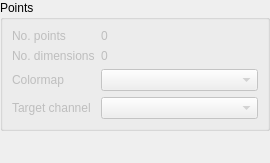
Old version of the form src/PointsLayerWidget.ui in the repository ManiVaultStudio/ImageViewerPlugin.
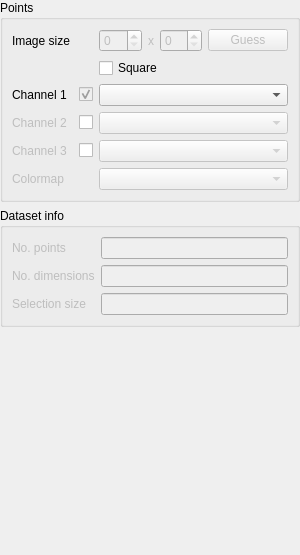
New version of the form.

Commit message: Work on points layer gui

Patch:
```diff
--- a/src/PointsLayerWidget.ui
+++ b/src/PointsLayerWidget.ui
@@ -9,8 +9,8 @@
    <rect>
     <x>0</x>
     <y>0</y>
-    <width>270</width>
-    <height>163</height>
+    <width>300</width>
+    <height>555</height>
    </rect>
   </property>
   <property name="sizePolicy">
@@ -46,10 +46,264 @@
    </property>
    <item>
     <widget class="QGroupBox" name="groupBox">
+     <property name="sizePolicy">
+      <sizepolicy hsizetype="Ignored" vsizetype="Preferred">
+       <horstretch>0</horstretch>
+       <verstretch>0</verstretch>
+      </sizepolicy>
+     </property>
      <property name="title">
       <string>Points</string>
      </property>
      <layout class="QGridLayout" name="gridLayout">
+      <item row="5" column="2">
+       <widget class="QComboBox" name="channel2ComboBox">
+        <property name="enabled">
+         <bool>false</bool>
+        </property>
+        <property name="sizePolicy">
+         <sizepolicy hsizetype="Preferred" vsizetype="Fixed">
+          <horstretch>1</horstretch>
+          <verstretch>0</verstretch>
+         </sizepolicy>
+        </property>
+       </widget>
+      </item>
+      <item row="6" column="0">
+       <layout class="QHBoxLayout" name="channel3HorizontalLayout">
+        <property name="spacing">
+         <number>12</number>
+        </property>
+        <item>
+         <widget class="QLabel" name="channel3Label">
+          <property name="enabled">
+           <bool>false</bool>
+          </property>
+          <property name="text">
+           <string>Channel 3</string>
+          </property>
+         </widget>
+        </item>
+        <item>
+         <widget class="QCheckBox" name="channel3CheckBox">
+          <property name="text">
+           <string/>
+          </property>
+         </widget>
+        </item>
+       </layout>
+      </item>
+      <item row="2" column="2">
+       <widget class="QCheckBox" name="squareCheckBox">
+        <property name="enabled">
+         <bool>true</bool>
+        </property>
+        <property name="text">
+         <string>Square</string>
+        </property>
+       </widget>
+      </item>
+      <item row="1" column="2">
+       <layout class="QHBoxLayout" name="sizeHorizontalLayout">
+        <property name="sizeConstraint">
+         <enum>QLayout::SetMinimumSize</enum>
+        </property>
+        <item>
+         <widget class="QSpinBox" name="widthSpinBox">
+          <property name="enabled">
+           <bool>false</bool>
+          </property>
+          <property name="sizePolicy">
+           <sizepolicy hsizetype="MinimumExpanding" vsizetype="Fixed">
+            <horstretch>0</horstretch>
+            <verstretch>0</verstretch>
+           </sizepolicy>
+          </property>
+         </widget>
+        </item>
+        <item>
+         <widget class="QLabel" name="timesLabel">
+          <property name="enabled">
+           <bool>false</bool>
+          </property>
+          <property name="sizePolicy">
+           <sizepolicy hsizetype="Minimum" vsizetype="Preferred">
+            <horstretch>0</horstretch>
+            <verstretch>0</verstretch>
+           </sizepolicy>
+          </property>
+          <property name="text">
+           <string>x</string>
+          </property>
+         </widget>
+        </item>
+        <item>
+         <widget class="QSpinBox" name="heightSpinBox">
+          <property name="enabled">
+           <bool>false</bool>
+          </property>
+          <property name="sizePolicy">
+           <sizepolicy hsizetype="MinimumExpanding" vsizetype="Fixed">
+            <horstretch>0</horstretch>
+            <verstretch>0</verstretch>
+           </sizepolicy>
+          </property>
+         </widget>
+        </item>
+        <item>
+         <widget class="QPushButton" name="guessPushButton">
+          <property name="enabled">
+           <bool>false</bool>
+          </property>
+          <property name="sizePolicy">
+           <sizepolicy hsizetype="Minimum" vsizetype="Fixed">
+            <horstretch>0</horstretch>
+            <verstretch>0</verstretch>
+           </sizepolicy>
+          </property>
+          <property name="minimumSize">
+           <size>
+            <width>50</width>
+            <height>0</height>
+           </size>
+          </property>
+          <property name="text">
+           <string>Guess</string>
+          </property>
+         </widget>
+        </item>
+       </layout>
+      </item>
+      <item row="9" column="0">
+       <widget class="QLabel" name="colormapLabel">
+        <property name="enabled">
+         <bool>false</bool>
+        </property>
+        <property name="text">
+         <string>Colormap</string>
+        </property>
+       </widget>
+      </item>
+      <item row="5" column="0">
+       <layout class="QHBoxLayout" name="channel2HorizontalLayout">
+        <property name="spacing">
+         <number>12</number>
+        </property>
+        <property name="bottomMargin">
+         <number>0</number>
+        </property>
+        <item>
+         <widget class="QLabel" name="channel2Label">
+          <property name="enabled">
+           <bool>false</bool>
+          </property>
+          <property name="text">
+           <string>Channel 2</string>
+          </property>
+         </widget>
+        </item>
+        <item>
+         <widget class="QCheckBox" name="channel2CheckBox">
+          <property name="text">
+           <string/>
+          </property>
+         </widget>
+        </item>
+       </layout>
+      </item>
+      <item row="4" column="0">
+       <layout class="QHBoxLayout" name="channel1HorizontalLayout">
+        <property name="spacing">
+         <number>12</number>
+        </property>
+        <property name="leftMargin">
+         <number>0</number>
+        </property>
+        <item>
+         <widget class="QLabel" name="channel1Label">
+          <property name="text">
+           <string>Channel 1</string>
+          </property>
+         </widget>
+        </item>
+        <item>
+         <widget class="QCheckBox" name="channel1checkBox">
+          <property name="enabled">
+           <bool>false</bool>
+          </property>
+          <property name="text">
+           <string/>
+          </property>
+          <property name="checked">
+           <bool>true</bool>
+          </property>
+         </widget>
+        </item>
+       </layout>
+      </item>
+      <item row="6" column="2">
+       <widget class="QComboBox" name="channel3ComboBox">
+        <property name="enabled">
+         <bool>false</bool>
+        </property>
+        <property name="sizePolicy">
+         <sizepolicy hsizetype="Preferred" vsizetype="Fixed">
+          <horstretch>1</horstretch>
+          <verstretch>0</verstretch>
+         </sizepolicy>
+        </property>
+       </widget>
+      </item>
+      <item row="9" column="2">
+       <widget class="QComboBox" name="colormapComboBox">
+        <property name="enabled">
+         <bool>false</bool>
+        </property>
+       </widget>
+      </item>
+      <item row="1" column="0">
+       <widget class="QLabel" name="imageSizeLabel">
+        <property name="text">
+         <string>Image size</string>
+        </property>
+       </widget>
+      </item>
+      <item row="4" column="2">
+       <widget class="QComboBox" name="channel1ComboBox">
+        <property name="enabled">
+         <bool>true</bool>
+        </property>
+        <property name="sizePolicy">
+         <sizepolicy hsizetype="Preferred" vsizetype="Fixed">
+          <horstretch>1</horstretch>
+          <verstretch>0</verstretch>
+         </sizepolicy>
+        </property>
+       </widget>
+      </item>
+     </layout>
+    </widget>
+   </item>
+   <item>
+    <widget class="QGroupBox" name="datasetInfoGroupBox">
+     <property name="title">
+      <string>Dataset info</string>
+     </property>
+     <layout class="QGridLayout" name="gridLayout_2">
+      <item row="0" column="1">
+       <widget class="QLineEdit" name="noPointsLineEdit">
+        <property name="enabled">
+         <bool>false</bool>
+        </property>
+       </widget>
+      </item>
+      <item row="2" column="1">
+       <widget class="QLineEdit" name="selectionSizeLineEdit">
+        <property name="enabled">
+         <bool>false</bool>
+        </property>
+       </widget>
+      </item>
       <item row="0" column="0">
        <widget class="QLabel" name="noPointsLabel">
         <property name="enabled">
@@ -60,43 +314,13 @@
         </property>
        </widget>
       </item>
-      <item row="2" column="1">
-       <widget class="QComboBox" name="colormapComboBox">
-        <property name="enabled">
-         <bool>false</bool>
-        </property>
-       </widget>
-      </item>
-      <item row="3" column="0">
-       <widget class="QLabel" name="targetChannelLabel">
-        <property name="enabled">
-         <bool>false</bool>
-        </property>
-        <property name="text">
-         <string>Target channel</string>
-        </property>
-       </widget>
-      </item>
-      <item row="3" column="1">
-       <widget class="QComboBox" name="targetChannelComboBox">
-        <property name="enabled">
-         <bool>false</bool>
-        </property>
-        <property name="sizePolicy">
-         <sizepolicy hsizetype="Preferred" vsizetype="Fixed">
-          <horstretch>1</horstretch>
-          <verstretch>0</verstretch>
-         </sizepolicy>
-        </property>
-       </widget>
-      </item>
       <item row="2" column="0">
-       <widget class="QLabel" name="colormapLabel">
+       <widget class="QLabel" name="selectionSizeLabel">
         <property name="enabled">
          <bool>false</bool>
         </property>
         <property name="text">
-         <string>Colormap</string>
+         <string>Selection size</string>
         </property>
        </widget>
       </item>
@@ -110,24 +334,11 @@
         </property>
        </widget>
       </item>
-      <item row="0" column="1">
-       <widget class="QLabel" name="noPointsValueLabel">
-        <property name="enabled">
-         <bool>false</bool>
-        </property>
-        <property name="text">
-         <string>0</string>
-        </property>
-       </widget>
-      </item>
       <item row="1" column="1">
-       <widget class="QLabel" name="noDimensionsValueLabel">
+       <widget class="QLineEdit" name="noDimensionsLineEdit">
         <property name="enabled">
          <bool>false</bool>
         </property>
-        <property name="text">
-         <string>0</string>
-        </property>
        </widget>
       </item>
      </layout>
```
The commit also changes 12 other files.
